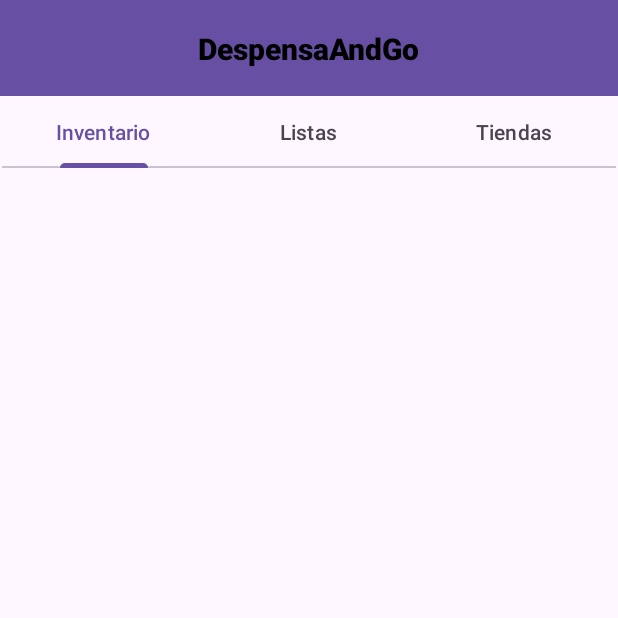
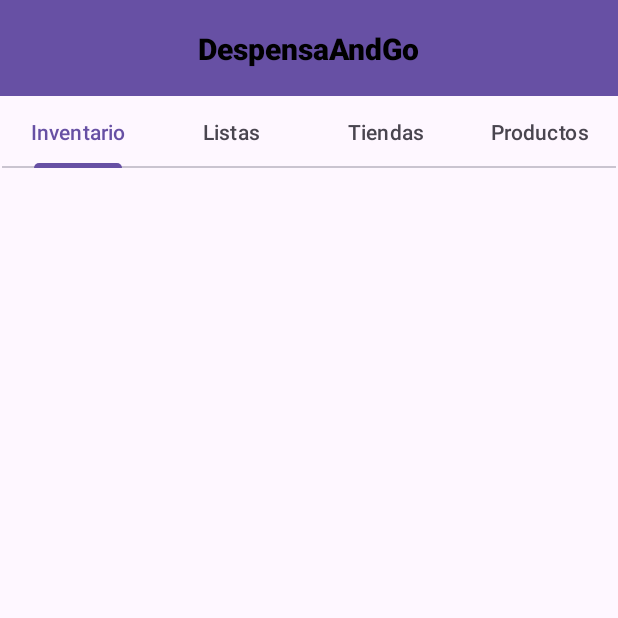
Before and after one commit to franopx/DespensaAndGo, an Android app: the screen it shows after launch (MainActivity), on a phone screen of 412 x 824 dp, the top half of it. Run offline under Robolectric (Android 15) with nearby library versions, the phone set to English and light mode, and no system bars.

Commit message:
add tab layout to main activity

```diff
--- a/app/src/main/res/layout/activity_main.xml
+++ b/app/src/main/res/layout/activity_main.xml
@@ -65,6 +65,14 @@
             tools:layout_editor_absoluteX="139dp"
             tools:layout_editor_absoluteY="55dp" />
 
+        <com.google.android.material.tabs.TabItem
+            android:id="@+id/tabItem"
+            android:layout_width="wrap_content"
+            android:layout_height="wrap_content"
+            android:text="Productos"
+            tools:layout_editor_absoluteX="139dp"
+            tools:layout_editor_absoluteY="55dp" />
+
     </com.google.android.material.tabs.TabLayout>
 
 </androidx.constraintlayout.widget.ConstraintLayout>
```
